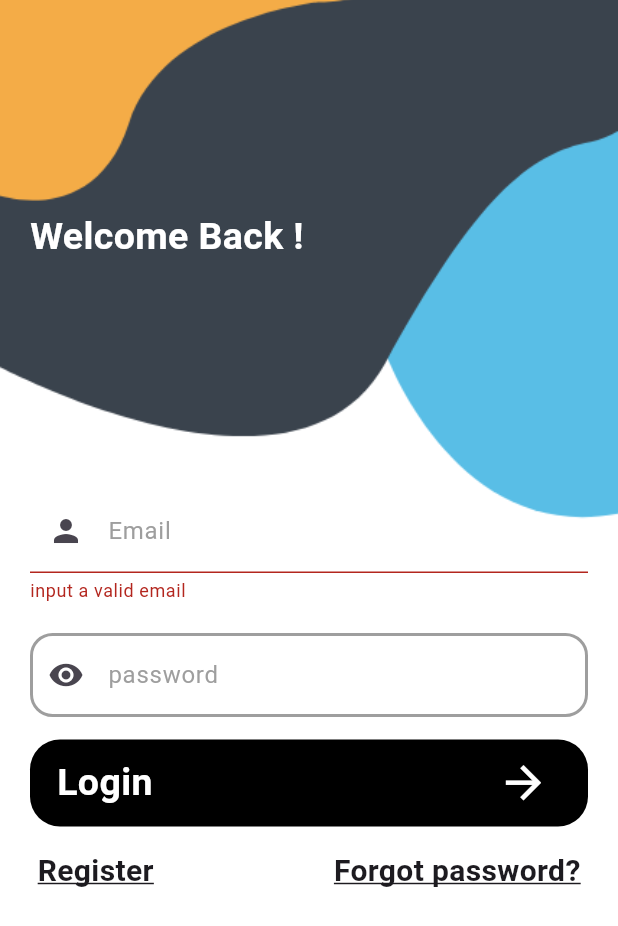
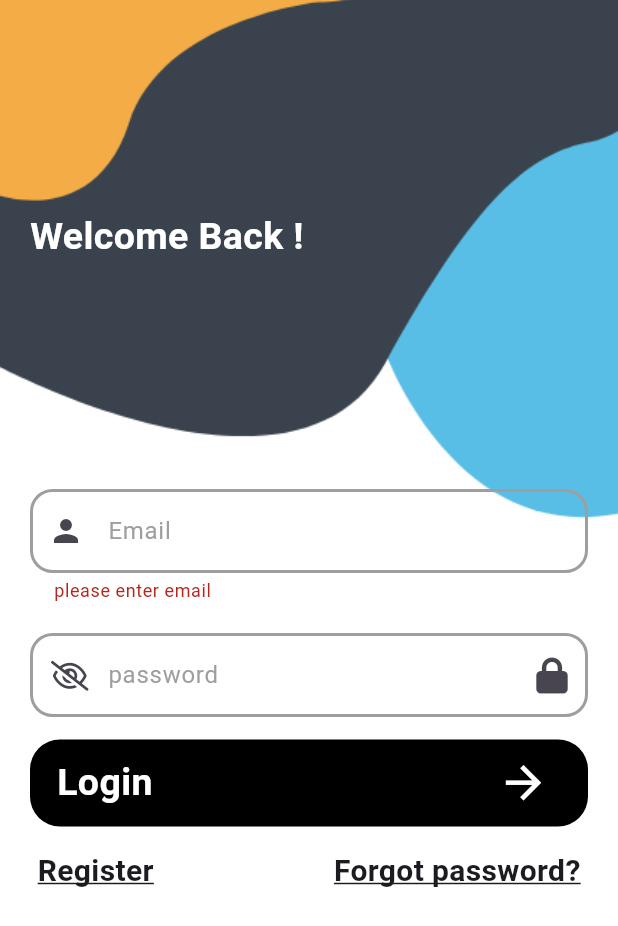
Before and after one commit to nullSecOps/aayulogic_todoapp, a Flutter app: the screen it shows after launch, after a tap on "Login", on a phone screen of 412 x 824 dp. Shown: the top 926 px of the screen. Run offline on Flutter 3.47's test engine with Material 3 defaults, Android fonts, the phone set to English and light mode, and no system bars; our stand-ins replace cloud_firestore, firebase_auth, firebase_core, font_awesome_flutter; accounts and stored records are empty.

Commit message:
login page improved

```diff
--- a/lib/auth/login.dart
+++ b/lib/auth/login.dart
@@ -1,5 +1,6 @@
 import 'package:firebase_auth/firebase_auth.dart';
 import 'package:flutter/material.dart';
+import 'package:font_awesome_flutter/font_awesome_flutter.dart';
 import 'package:todoapp/extension/extension.dart';
 import 'package:todoapp/auth/register.dart';
 
@@ -82,7 +83,9 @@ class _LoginState extends State<Login> {
                             },
                             controller: email,
                             validator: (value) {
-                              if (!value!.validateEmail()) {
+                              if (value!.isEmpty) {
+                                return "please enter email";
+                              } else if (!value!.validateEmail()) {
                                 return "input a valid email";
                               }
                             },
@@ -93,8 +96,9 @@ class _LoginState extends State<Login> {
                                   style: TextStyle(color: Colors.grey),
                                 ),
                                 focusedBorder: myBorderStyle,
+                                focusedErrorBorder: myBorderStyle,
                                 enabledBorder: myBorderStyle,
-                            )),
+                                errorBorder: myBorderStyle)),
                         const SizedBox(
                           height: 10,
                         ),
@@ -124,21 +128,35 @@ class _LoginState extends State<Login> {
                         ),
                         TextFormField(
                           // focusNode: f2,
+
                           controller: password,
                           obscureText: isNotVisible,
                           decoration: InputDecoration(
+                              suffixIcon: password.text.isEmpty
+                                  ? const Icon(FontAwesomeIcons.lock)
+                                  : const Icon(FontAwesomeIcons.unlock),
                               prefixIcon: IconButton(
                                   onPressed: () {
                                     setState(() {
                                       isNotVisible = !isNotVisible;
                                     });
                                   },
-                                  icon: const Icon(Icons.remove_red_eye)),
+                                  icon: isNotVisible
+                                      ? const Icon(
+                                          FontAwesomeIcons.eyeSlash,
+                                          size: 20,
+                                        )
+                                      : const Icon(
+                                          FontAwesomeIcons.eye,
+                                          size: 20,
+                                        )),
                               label: const Text(
                                 'password',
                                 style: TextStyle(color: Colors.grey),
                               ),
                               focusedBorder: myBorderStyle,
+                              focusedErrorBorder: myBorderStyle,
+                              errorBorder: myBorderStyle,
                               enabledBorder: myBorderStyle),
                         ),
                       ],
--- a/lib/auth/register.dart
+++ b/lib/auth/register.dart
@@ -96,6 +96,8 @@ class _LoginState extends State<Register> {
                                 style: TextStyle(color: Colors.grey),
                               ),
                               focusedBorder: myBorderStyle,
+                              errorBorder: myBorderStyle,
+                              focusedErrorBorder: myBorderStyle,
                               enabledBorder: myBorderStyle,
                             )),
                         const SizedBox(
@@ -119,6 +121,7 @@ class _LoginState extends State<Register> {
                                 style: TextStyle(color: Colors.grey),
                               ),
                               errorBorder: myBorderStyle,
+                              focusedErrorBorder: myBorderStyle,
                               focusedBorder: myBorderStyle,
                               enabledBorder: myBorderStyle),
                         ),
```
Also changed, not shown: 1 other file. Lines whose indentation alone changed are shown as unchanged.
